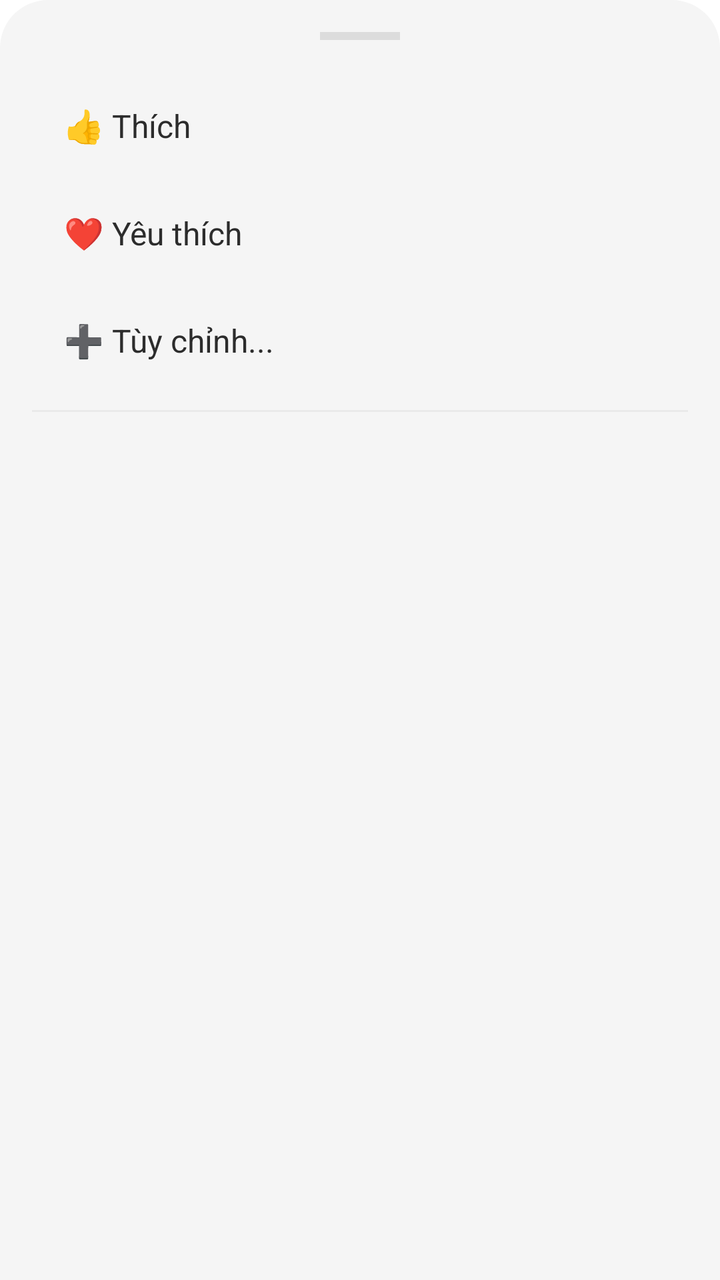
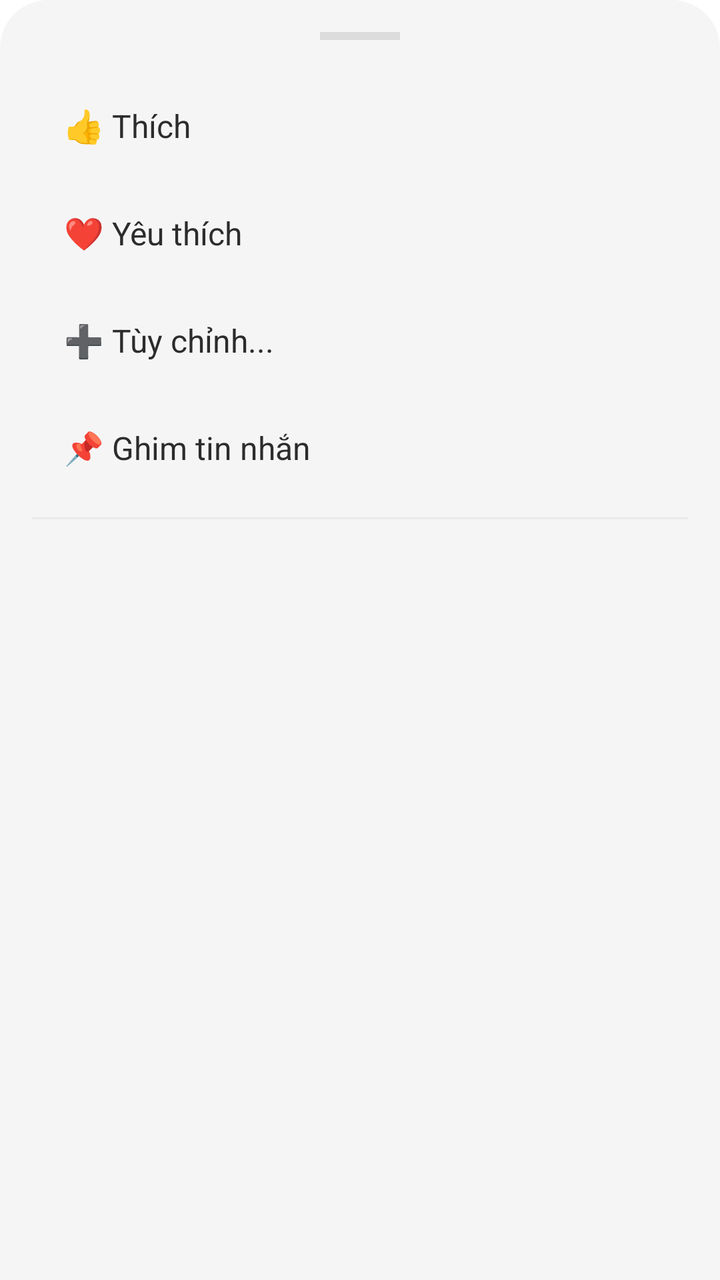

Screens rendered from an Android XML layout before and after an edit, with the pre-edit source and the edit as a unified diff.
<!-- AndroidManifest.xml: application theme Theme.SE114_CallingSystem -->
<!-- res/layout/layout_bottom_sheet_menu.xml -->
<?xml version="1.0" encoding="utf-8"?>
<LinearLayout xmlns:android="http://schemas.android.com/apk/res/android"
    android:layout_width="match_parent"
    android:layout_height="wrap_content"
    android:background="@drawable/bg_bottom_sheet"
    android:orientation="vertical"
    android:padding="16dp">

    <View
        android:layout_width="40dp"
        android:layout_height="4dp"
        android:layout_gravity="center_horizontal"
        android:background="@color/handle_bar"
        android:layout_marginBottom="16dp"/>

    <TextView
        android:id="@+id/btnReactLike"
        android:layout_width="match_parent"
        android:layout_height="wrap_content"
        android:padding="16dp"
        android:text="👍 Thích"
        android:textColor="@color/text_primary"
        android:textSize="16sp"
        android:background="?attr/selectableItemBackground"/>

    <TextView
        android:id="@+id/btnReactLove"
        android:layout_width="match_parent"
        android:layout_height="wrap_content"
        android:padding="16dp"
        android:text="❤️ Yêu thích"
        android:textColor="@color/text_primary"
        android:textSize="16sp"
        android:background="?attr/selectableItemBackground"/>

    <TextView
        android:id="@+id/btnReactCustom"
        android:layout_width="match_parent"
        android:layout_height="wrap_content"
        android:padding="16dp"
        android:text="➕ Tùy chỉnh..."
        android:textColor="@color/text_primary"
        android:textSize="16sp"
        android:background="?attr/selectableItemBackground"/>

    <TextView
        android:id="@+id/btnRemoveReaction"
        android:layout_width="match_parent"
        android:layout_height="wrap_content"
        android:padding="16dp"
        android:text="💔 Gỡ cảm xúc"
        android:textColor="@color/text_primary"
        android:textSize="16sp"
        android:visibility="gone"
        android:background="?attr/selectableItemBackground"/>

    <View
        android:layout_width="match_parent"
        android:layout_height="1dp"
        android:background="@color/divider"
        android:layout_marginVertical="8dp"/>

    <TextView
        android:id="@+id/btnDelete"
        android:layout_width="match_parent"
        android:layout_height="wrap_content"
        android:padding="16dp"
        android:text="🗑️ Thu hồi tin nhắn"
        android:textColor="@color/danger"
        android:textSize="16sp"
        android:textStyle="bold"
        android:visibility="gone"
        android:background="?attr/selectableItemBackground"/>

</LinearLayout>
<!-- resources referenced by this layout -->
<resources>
  <color name="danger">#F7374F</color>
  <color name="divider">#EAEAEA</color>
  <color name="handle_bar">#DCDCDC</color>
  <color name="text_primary">#2C2C2C</color>
  <!-- drawable bg_bottom_sheet (drawable) -->
  <?xml version="1.0" encoding="utf-8"?>
  <shape xmlns:android="http://schemas.android.com/apk/res/android">
      <solid android:color="@color/bg_secondary"/>
      <corners android:topLeftRadius="24dp" android:topRightRadius="24dp"/>
  </shape>
  <style name="Theme.SE114_CallingSystem" parent="Base.Theme.SE114_CallingSystem" />
  <color name="bg_secondary">#F5F5F5</color>
  <style name="Base.Theme.SE114_CallingSystem" parent="Theme.Material3.DayNight.NoActionBar">
          <item name="colorPrimary">@color/accent</item>
          <item name="colorOnPrimary">@color/text_on_accent</item>
          <item name="colorSecondary">@color/accent_light</item>
          <item name="android:windowBackground">@color/bg_primary</item>
          <item name="android:statusBarColor">@color/bg_primary</item>
          <item name="android:navigationBarColor">@color/bg_primary</item>
      </style>
  <color name="accent">#F7374F</color>
  <color name="text_on_accent">#FFFFFF</color>
  <color name="accent_light">#FF6B7A</color>
  <color name="bg_primary">#FFFFFF</color>
</resources>

<!-- the commit's change to res/layout/layout_bottom_sheet_menu.xml (unified diff, before → after) -->
@@ -54,6 +54,16 @@
         android:visibility="gone"
         android:background="?attr/selectableItemBackground"/>
 
+    <TextView
+        android:id="@+id/btnPin"
+        android:layout_width="match_parent"
+        android:layout_height="wrap_content"
+        android:padding="16dp"
+        android:text="📌 Ghim tin nhắn"
+        android:textColor="@color/text_primary"
+        android:textSize="16sp"
+        android:background="?attr/selectableItemBackground"/>
+
     <View
         android:layout_width="match_parent"
         android:layout_height="1dp"
